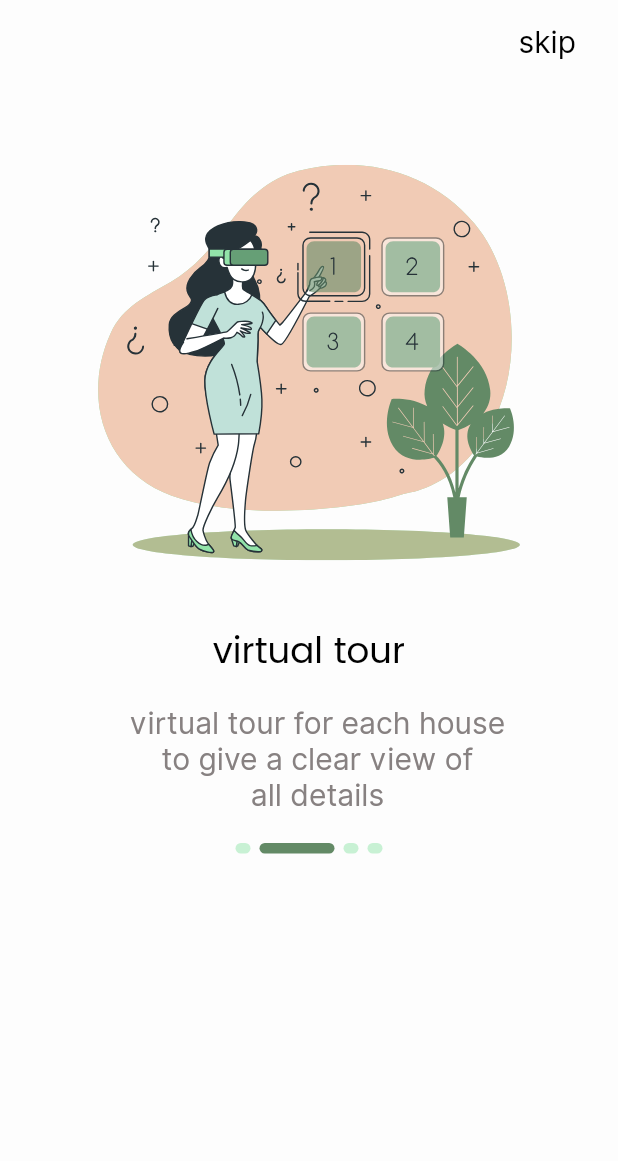
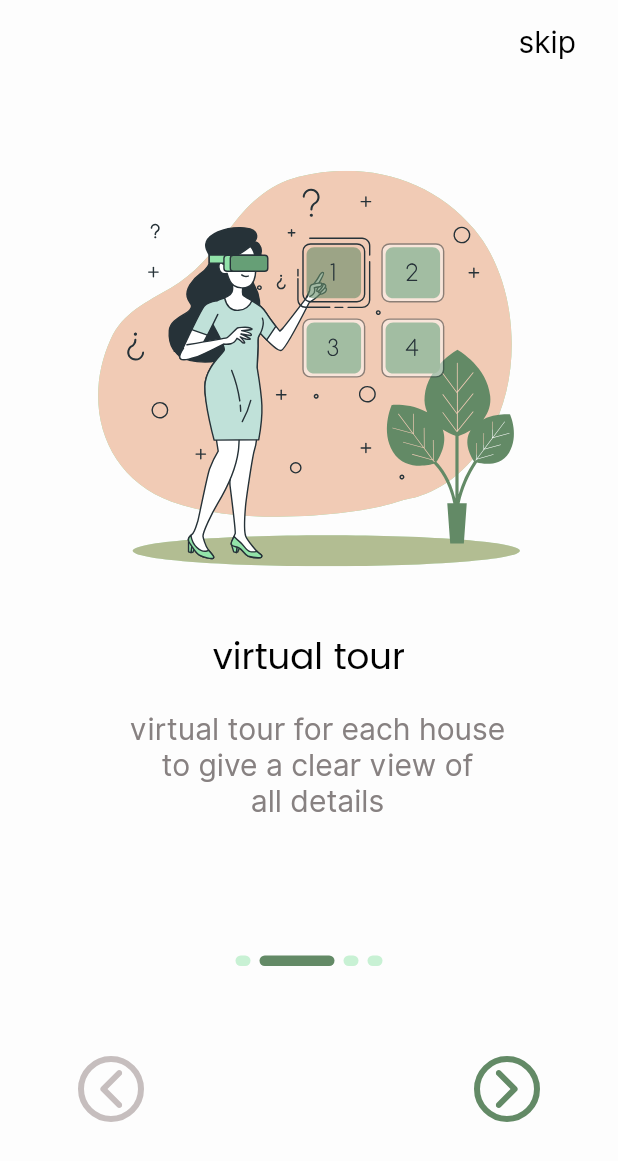
Before and after one commit to ahmedgaad/WEVR, a Flutter app: the screen it shows after launch, swiped to page 2, on a phone screen of 412 x 824 dp. Shown: the top 1161 px of the screen. Run offline on Flutter 3.47's test engine with Material 2 defaults, Android fonts, the light colour scheme and no system bars; drawn by our look-alikes of smooth_page_indicator; our stand-ins replace conditional_builder_null_safety, flutter_svg.

Commit message:
pushed again, sorry

```diff
--- a/lib/presentation/onboarding/onboarding_view.dart
+++ b/lib/presentation/onboarding/onboarding_view.dart
@@ -2,12 +2,15 @@ import 'package:flutter/material.dart';
 import 'package:flutter/services.dart';
 import 'package:smooth_page_indicator/smooth_page_indicator.dart';
 import 'package:wevr_app/presentation/resources/assets_manager.dart';
+import 'package:wevr_app/presentation/resources/constants_manager.dart';
 import 'package:wevr_app/presentation/resources/font_manager.dart';
+import 'package:wevr_app/presentation/resources/routes_manager.dart';
 import 'package:wevr_app/presentation/resources/strings_manager.dart';
 import 'package:wevr_app/presentation/resources/style_manager.dart';
 import 'package:wevr_app/presentation/resources/values_manager.dart';
 import 'package:flutter_svg/flutter_svg.dart';
 import '../resources/color_manager.dart';
+import 'package:conditional_builder_null_safety/conditional_builder_null_safety.dart';
 
 class OnBoardingView extends StatefulWidget {
   const OnBoardingView({Key? key}) : super(key: key);
@@ -20,6 +23,8 @@ class _OnBoardingViewState extends State<OnBoardingView> {
   final PageController _pageController = PageController();
   late final List<SliderObject> _list = _getSliderData();
   int currentIndex = 0;
+  bool isLast = false;
+
   List<SliderObject> _getSliderData() => [
     SliderObject(
         ImagesAssetsManager.onBoarding1,
@@ -57,13 +62,14 @@ class _OnBoardingViewState extends State<OnBoardingView> {
           statusBarIconBrightness: Brightness.dark,
         ),
          */
-
         actions: [
           TextButton(
-              onPressed: (){},
+              onPressed: (){
+                Navigator.pushReplacementNamed(context, Routes.getStarted);
+              },
               child: Padding(
                 padding: const EdgeInsetsDirectional.only(
-                    end: AppPadding.p20
+                    end: PaddingSize.p20
                 ),
                 child: Text(
                   AppStrings.skip,
@@ -77,7 +83,7 @@ class _OnBoardingViewState extends State<OnBoardingView> {
         ],
       ),
       body: Padding(
-        padding: const EdgeInsets.all(AppSize.s0),
+        padding: const EdgeInsets.all(AppSize.s4),
         child: Column(
           children: [
             Expanded(
@@ -86,12 +92,27 @@ class _OnBoardingViewState extends State<OnBoardingView> {
                 controller: _pageController,
                   itemCount: _list.length,
                   onPageChanged: (int index){
+                  setState(() {
                     currentIndex = index;
+                  });
+                  if(index == _list.length -1){
+                    setState(() {
+                      isLast = true;
+                    });
+                  }else{
+                    setState(() {
+                      isLast = false;
+                    });
+                  }
                   },
                   itemBuilder: (context, index) => itemSlider(_list[index]),
               ),
             ),
-            SmoothPageIndicator(
+            Padding(
+              padding: const EdgeInsetsDirectional.only(
+                bottom: AppSize.s12
+              ),
+              child: SmoothPageIndicator(
                   controller: _pageController,
                   effect: const ExpandingDotsEffect(
                     dotColor: ColorManager.lightPrimary,
@@ -104,14 +125,103 @@ class _OnBoardingViewState extends State<OnBoardingView> {
                   ),
                   count: _list.length,
               ),
+            ),
+            Padding(
+              padding: const EdgeInsets.all(PaddingSize.p8),
+              child: Row(
+                children: [
+                  ConditionalBuilder(
+                    condition: currentIndex > 0,
+                    builder: (BuildContext context) {
+                      return Padding(
+                        padding: const EdgeInsets.all(PaddingSize.p40),
+                        child: GestureDetector(
+                          onTap: (){
+                            _pageController.previousPage(
+                              duration: const Duration(
+                                  seconds: AppConstants.previousPageTime
+                              ),
+                              curve: Curves.fastLinearToSlowEaseIn,
+                            );
+                          },
+                          child: Container(
+                            height: AppSize.s44,
+                            width: AppSize.s44,
+                            decoration: BoxDecoration(
+                                shape: BoxShape.circle,
+                                border: Border.all(
+                                  color: ColorManager.lightGrey,
+                                  width: AppSize.s4,
+                                )
+                            ),
+                            child: SvgPicture.asset(ImagesAssetsManager.leftArrowIc,
+                              color: ColorManager.lightGrey,
+                              fit: BoxFit.scaleDown,
+                              height: AppSize.s25_33,
+                              width: AppSize.s14_67,
+                            ),
+                          ),
+                        ),
+                      );
+                    },
+                    fallback: (BuildContext context) {
+                      return Container();
+                    },
+                  ),
+                  const Spacer(),
+                  Padding(
+                    padding: const EdgeInsets.all(PaddingSize.p40),
+                    child: GestureDetector(
+                      onTap: (){
+                        if(isLast){
+                          Navigator.pushReplacementNamed(context, Routes.getStarted);
+                        }
+                        _pageController.nextPage(
+                            duration: const Duration(
+                              seconds: AppConstants.nextPageTime,
+                            ),
+                            curve: Curves.fastLinearToSlowEaseIn,
+                        );
+                      },
+                      child: Container(
+                        height: AppSize.s44,
+                        width: AppSize.s44,
+                        decoration: BoxDecoration(
+                          shape: BoxShape.circle,
+                          border: Border.all(
+                            color: ColorManager.primary,
+                            width: AppSize.s4,
+                          ),
+                        ),
+                        child: SvgPicture.asset(ImagesAssetsManager.rightArrowIc,
+                          fit: BoxFit.scaleDown,
+                          height: AppSize.s25_33,
+                          width: AppSize.s14_67,
+                        ),
+                      ),
+                    ),
+                  ),
+                ],
+              ),
+            ),
             const SizedBox(
-              height: AppSize.s255
-            )
+              height: AppMargin.m24,
+            ),
           ],
         ),
       ),
     );
   }
+
+
+
+
+
+
+
+
+
+
 
   Widget itemSlider(SliderObject object) => Column(
     mainAxisAlignment: MainAxisAlignment.start,
@@ -137,7 +247,7 @@ class _OnBoardingViewState extends State<OnBoardingView> {
         height: AppSize.s10,
       ),
       Padding(
-        padding: const EdgeInsets.all(AppPadding.p8),
+        padding: const EdgeInsets.all(PaddingSize.p8),
         child: Text(
           object.subTitle,
           textAlign: TextAlign.center,
@@ -147,6 +257,10 @@ class _OnBoardingViewState extends State<OnBoardingView> {
     ],
   );
 }
+
+
+
+
 
 class SliderObject{
   String image;
--- a/lib/presentation/resources/assets_manager.dart
+++ b/lib/presentation/resources/assets_manager.dart
@@ -19,6 +19,8 @@ class ImagesAssetsManager{
   static const String facebookLogoIc ='${AppConstants.imagePath}/icons/facebook_ic.svg';
   static const String googleIc ='${AppConstants.imagePath}/icons/google_ic.svg';
   static const String infoIc ='${AppConstants.imagePath}/icons/info_ic.svg';
+  static const String rightArrowIc ='${AppConstants.imagePath}/icons/right_arrow_ic.svg';
+  static const String leftArrowIc ='${AppConstants.imagePath}/icons/left_arrow_ic.svg';
 
   static const String createNewPass ='${AppConstants.imagePath}/reset_password/create_new_pass.svg';
   static const String emailReset ='${AppConstants.imagePath}/reset_password/email_reset.svg';
--- a/lib/presentation/resources/color_manager.dart
+++ b/lib/presentation/resources/color_manager.dart
@@ -4,6 +4,7 @@ class ColorManager{
   static const Color primary = Color(0xff638a66);
   static const Color lightPrimary = Color(0xffC8F1D4);
   static const Color darkGrey = Color(0xff878181);
+  static const Color lightGrey = Color(0xffC6BEBE);
   static const Color black = Color(0xff000000);
   static const Color white = Color(0xffFDFDFD);
   static const Color offWhite = Color(0xffF1F1F1);
--- a/lib/presentation/resources/constants_manager.dart
+++ b/lib/presentation/resources/constants_manager.dart
@@ -1,4 +1,6 @@
 class AppConstants {
   static const String imagePath = "assets/images";
   static const int splashDelay = 3;
+  static const int nextPageTime = 2;
+  static const int previousPageTime = 2;
 }
--- a/lib/presentation/resources/routes_manager.dart
+++ b/lib/presentation/resources/routes_manager.dart
@@ -1,5 +1,6 @@
 import 'package:flutter/material.dart';
 import 'package:wevr_app/presentation/forgot_password/forgot_password_view.dart';
+import 'package:wevr_app/presentation/get_started/get_started_view.dart';
 import 'package:wevr_app/presentation/home/home_view.dart';
 import 'package:wevr_app/presentation/login/login_view.dart';
 import 'package:wevr_app/presentation/register/register_view.dart';
@@ -11,6 +12,7 @@ import '../onboarding/onboarding_view.dart';
 class Routes{
   static const String splashRoute = "/";
   static const String onBoardingRoute = '/onBoarding';
+  static const String getStarted = '/getStarted';
   static const String loginRoute = "/login";
   static const String registerRoute = "/register";
   static const String forgetPasswordRoute = "/forgetPassword";
@@ -24,6 +26,8 @@ class RouteGenerator{
         return MaterialPageRoute(builder: (_) => const SplashView());
       case Routes.onBoardingRoute:
         return MaterialPageRoute(builder: (_) => const OnBoardingView());
+      case Routes.getStarted:
+        return MaterialPageRoute(builder: (_) => const GetStartedView());
       case Routes.loginRoute:
         return MaterialPageRoute(builder: (_) => const LoginView());
       case Routes.registerRoute:
--- a/lib/presentation/resources/values_manager.dart
+++ b/lib/presentation/resources/values_manager.dart
@@ -12,7 +12,7 @@ class AppMargin{
   static const double m24 = 24.0;
 }
 
-class AppPadding {
+class PaddingSize {
   static const double p4 = 4.0;
   static const double p6 = 6.0;
   static const double p8 = 8.0;
@@ -24,6 +24,7 @@ class AppPadding {
   static const double p20 = 20.0;
   static const double p22 = 22.0;
   static const double p24 = 24.0;
+  static const double p40 = 40.0;
 }
 
 class AppSize {
@@ -36,12 +37,15 @@ class AppSize {
   static const double s10 = 10.0;
   static const double s12 = 12.0;
   static const double s14 = 14.0;
+  static const double s14_67 = 14.67;
   static const double s16 = 16.0;
   static const double s18 = 18.0;
   static const double s20 = 20.0;
   static const double s22 = 22.0;
   static const double s24 = 24.0;
+  static const double s25_33 = 25.33;
   static const double s36 = 36.0;
+  static const double s44 = 44.0;
   static const double s255 = 255.0;
   static const double s281_25 = 281.25;
   static const double s300 = 300.0;
--- a/lib/presentation/splash/splash_view.dart
+++ b/lib/presentation/splash/splash_view.dart
@@ -50,7 +50,7 @@ class _SplashViewState extends State<SplashView> {
         end: Alignment.bottomLeft,
       )),
       child: SvgPicture.asset(
-        ImagesAssetsManager.splashLogoWhite,
+        ImagesAssetsManager.splashLogoBlack,
       ),
     );
   }
--- a/pubspec.yaml
+++ b/pubspec.yaml
@@ -75,7 +75,6 @@ flutter:
     - assets/images/logo/black_logo_optimized.svg
 
     - assets/images/reset_password/
-    -
     - assets/images/icons/apple_ic.svg
     - assets/images/icons/back_arrow_ic.svg
     - assets/images/icons/check_ic.svg
@@ -86,6 +85,8 @@ flutter:
     - assets/images/icons/google_ic.svg
     - assets/images/icons/info_ic.svg
     - assets/images/icons/phone_ic.svg
+    - assets/images/icons/right_arrow_ic.svg
+    - assets/images/icons/left_arrow_ic.svg
 
 
   # An image asset can refer to one or more resolution-specific "variants", see
```
Also changed, not shown: lib/presentation/get_started/get_started_view.dart (+17 -0 lines), lib/presentation/login/login_view.dart (+13 -1 lines), assets/images/icons/left_arrow_ic.svg, assets/images/icons/right_arrow_ic.svg. Lines whose indentation alone changed are shown as unchanged.
